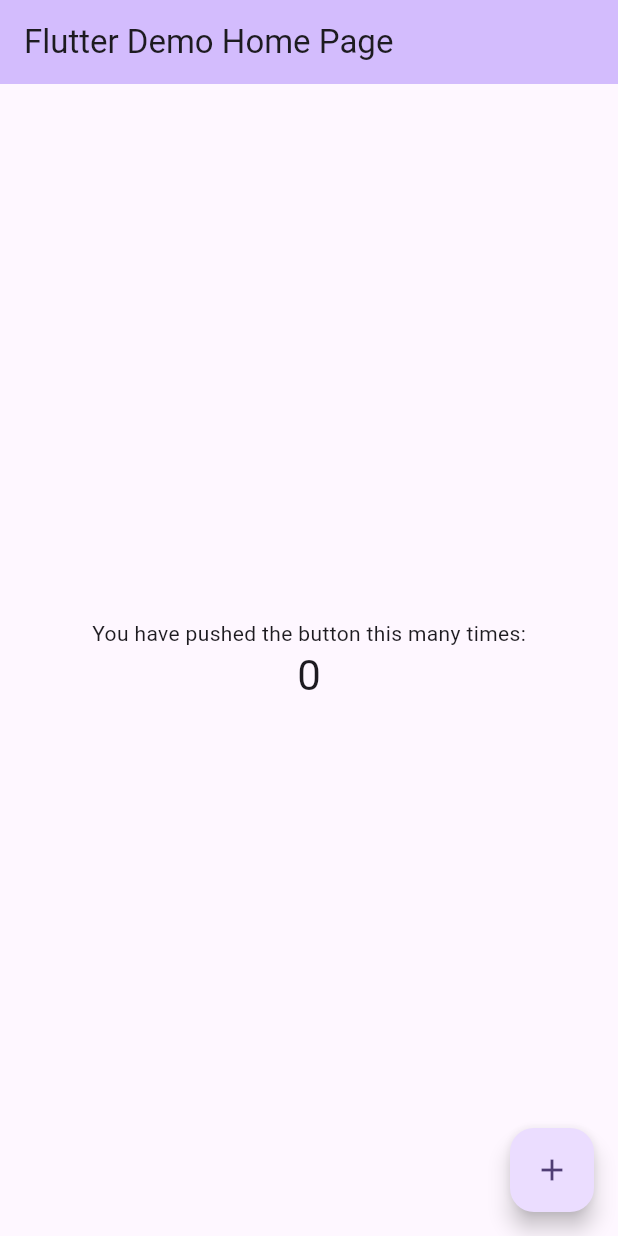
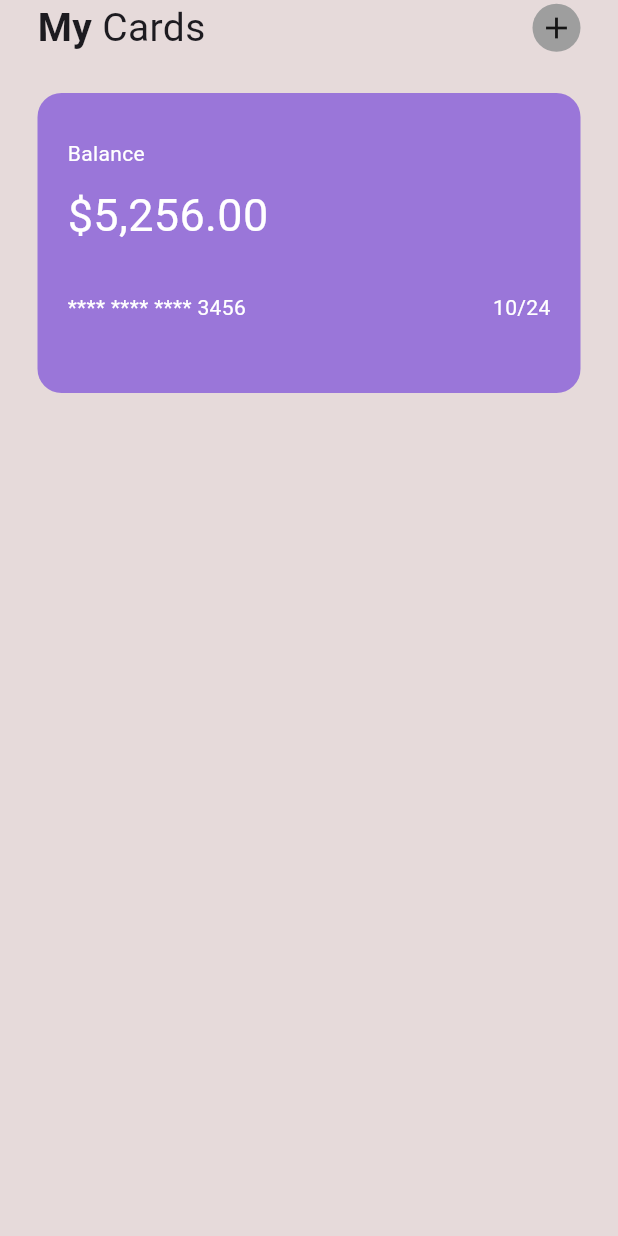
Before and after one commit to CoderSid007/Wallet-App-UI, a Flutter app: the screen it shows after launch, on a phone screen of 412 x 824 dp. Run offline on Flutter 3.47's test engine with Material 3 defaults, Android fonts, the phone set to English and light mode, and no system bars.

Commit message:
card_changes

```diff
--- a/lib/main.dart
+++ b/lib/main.dart
@@ -1,4 +1,5 @@
 import 'package:flutter/material.dart';
+import 'package:wallet_app_ui/pages/home_page.dart';
 
 void main() {
   runApp(const MyApp());
@@ -7,119 +8,11 @@ void main() {
 class MyApp extends StatelessWidget {
   const MyApp({super.key});
 
-  // This widget is the root of your application.
   @override
   Widget build(BuildContext context) {
     return MaterialApp(
-      title: 'Flutter Demo',
-      theme: ThemeData(
-        // This is the theme of your application.
-        //
-        // TRY THIS: Try running your application with "flutter run". You'll see
-        // the application has a purple toolbar. Then, without quitting the app,
-        // try changing the seedColor in the colorScheme below to Colors.green
-        // and then invoke "hot reload" (save your changes or press the "hot
-        // reload" button in a Flutter-supported IDE, or press "r" if you used
-        // the command line to start the app).
-        //
-        // Notice that the counter didn't reset back to zero; the application
-        // state is not lost during the reload. To reset the state, use hot
-        // restart instead.
-        //
-        // This works for code too, not just values: Most code changes can be
-        // tested with just a hot reload.
-        colorScheme: ColorScheme.fromSeed(seedColor: Colors.deepPurple),
-        useMaterial3: true,
-      ),
-      home: const MyHomePage(title: 'Flutter Demo Home Page'),
+      debugShowCheckedModeBanner: false,
+      home: HomePage(),
     );
   }
 }
-
-class MyHomePage extends StatefulWidget {
-  const MyHomePage({super.key, required this.title});
-
-  // This widget is the home page of your application. It is stateful, meaning
-  // that it has a State object (defined below) that contains fields that affect
-  // how it looks.
-
-  // This class is the configuration for the state. It holds the values (in this
-  // case the title) provided by the parent (in this case the App widget) and
-  // used by the build method of the State. Fields in a Widget subclass are
-  // always marked "final".
-
-  final String title;
-
-  @override
-  State<MyHomePage> createState() => _MyHomePageState();
-}
-
-class _MyHomePageState extends State<MyHomePage> {
-  int _counter = 0;
-
-  void _incrementCounter() {
-    setState(() {
-      // This call to setState tells the Flutter framework that something has
-      // changed in this State, which causes it to rerun the build method below
-      // so that the display can reflect the updated values. If we changed
-      // _counter without calling setState(), then the build method would not be
-      // called again, and so nothing would appear to happen.
-      _counter++;
-    });
-  }
-
-  @override
-  Widget build(BuildContext context) {
-    // This method is rerun every time setState is called, for instance as done
-    // by the _incrementCounter method above.
-    //
-    // The Flutter framework has been optimized to make rerunning build methods
-    // fast, so that you can just rebuild anything that needs updating rather
-    // than having to individually change instances of widgets.
-    return Scaffold(
-      appBar: AppBar(
-        // TRY THIS: Try changing the color here to a specific color (to
-        // Colors.amber, perhaps?) and trigger a hot reload to see the AppBar
-        // change color while the other colors stay the same.
-        backgroundColor: Theme.of(context).colorScheme.inversePrimary,
-        // Here we take the value from the MyHomePage object that was created by
-        // the App.build method, and use it to set our appbar title.
-        title: Text(widget.title),
-      ),
-      body: Center(
-        // Center is a layout widget. It takes a single child and positions it
-        // in the middle of the parent.
-        child: Column(
-          // Column is also a layout widget. It takes a list of children and
-          // arranges them vertically. By default, it sizes itself to fit its
-          // children horizontally, and tries to be as tall as its parent.
-          //
-          // Column has various properties to control how it sizes itself and
-          // how it positions its children. Here we use mainAxisAlignment to
-          // center the children vertically; the main axis here is the vertical
-          // axis because Columns are vertical (the cross axis would be
-          // horizontal).
-          //
-          // TRY THIS: Invoke "debug painting" (choose the "Toggle Debug Paint"
-          // action in the IDE, or press "p" in the console), to see the
-          // wireframe for each widget.
-          mainAxisAlignment: MainAxisAlignment.center,
-          children: <Widget>[
-            const Text(
-              'You have pushed the button this many times:',
-            ),
-            Text(
-              '$_counter',
-              style: Theme.of(context).textTheme.headlineMedium,
-            ),
-          ],
-        ),
-      ),
-      floatingActionButton: FloatingActionButton(
-        onPressed: _incrementCounter,
-        tooltip: 'Increment',
-        child: const Icon(Icons.add),
-      ), // This trailing comma makes auto-formatting nicer for build methods.
-    );
-  }
-}
--- a/lib/pages/home_page.dart
+++ b/lib/pages/home_page.dart
@@ -0,0 +1,65 @@
+import 'package:flutter/material.dart';
+import 'package:wallet_app_ui/util/my_card.dart';
+
+
+
+class HomePage extends StatelessWidget {
+  const HomePage({super.key});
+  @override
+  Widget build(BuildContext context) {
+    return  Scaffold(
+      backgroundColor: const Color.fromARGB(255, 230, 218, 218),
+    body: SafeArea(
+      child: Column(children: [
+        Padding(
+          padding: const EdgeInsets.symmetric(horizontal: 25.0),
+          child: Row(
+            mainAxisAlignment: MainAxisAlignment.spaceBetween,
+            children: [
+            // app bar
+            const Row(children: [
+              Text(
+            'My',
+            style: TextStyle(
+              fontSize: 26,
+              fontWeight: FontWeight.bold,
+              ),
+            ),
+            Text(
+            ' Cards',
+            style: TextStyle(
+              fontSize: 26
+              ),
+            ),
+            ],),
+
+            // head text
+            Container(
+              padding: EdgeInsets.all(4),
+              decoration: BoxDecoration(
+                color: Colors.grey,
+                shape: BoxShape.circle,
+                ),
+              child: Icon(Icons.add),
+              ),
+          ],
+          ),
+        ),
+        const SizedBox(height: 25,),
+
+        Container(
+          height: 200,
+          child: PageView(
+            scrollDirection: Axis.horizontal,
+            children : [
+            MyCard(),
+            MyCard(),
+            MyCard(),
+          ],),
+        )
+
+      ],),
+    ),
+    );
+  }
+}
--- /dev/null
+++ b/lib/util/my_card.dart
@@ -0,0 +1,68 @@
+import 'package:flutter/material.dart';
+
+
+class MyCard extends StatelessWidget {
+  const MyCard({super.key});
+
+  @override
+  Widget build(BuildContext context) {
+    return Padding(
+      padding: const EdgeInsets.symmetric(horizontal: 25),
+      child: Container(
+            width: 300,
+            padding: EdgeInsets.all(20),
+            decoration: BoxDecoration(
+              color: Color.fromARGB(255, 154, 118, 217),
+              borderRadius: BorderRadius.circular(16)),
+            child: Column(
+              crossAxisAlignment: CrossAxisAlignment.start,
+              children: [
+                SizedBox(
+                    height: 10,
+                  ),
+                Text(
+                  'Balance',
+                  style: TextStyle(
+                    color: Colors.white,
+                  ),
+                  ),
+                  SizedBox(
+                    height: 10,
+                  ),
+                Text(
+                  '\$5,256.00',
+                style: TextStyle(
+                    color: Colors.white,
+                    fontSize: 30,
+                  ),),
+                  SizedBox(
+                    height: 30,
+                  ),
+
+                Row(
+                  mainAxisAlignment: MainAxisAlignment.spaceBetween,
+                  children: [
+                    //card info
+                    Text(
+                      '**** **** **** 3456',
+                      style: TextStyle(
+                    color: Colors.white,
+                    // fontSize: 24,
+                  ),
+                  ),
+                    //card expiry date
+                    Text(
+                      '10/24',
+                      style: TextStyle(
+                    color: Colors.white,
+                    // fontSize: 24,
+                  ),
+                  ),
+                  ],
+                )
+              ],
+            ),
+          ),
+    );
+  }
+}
```
